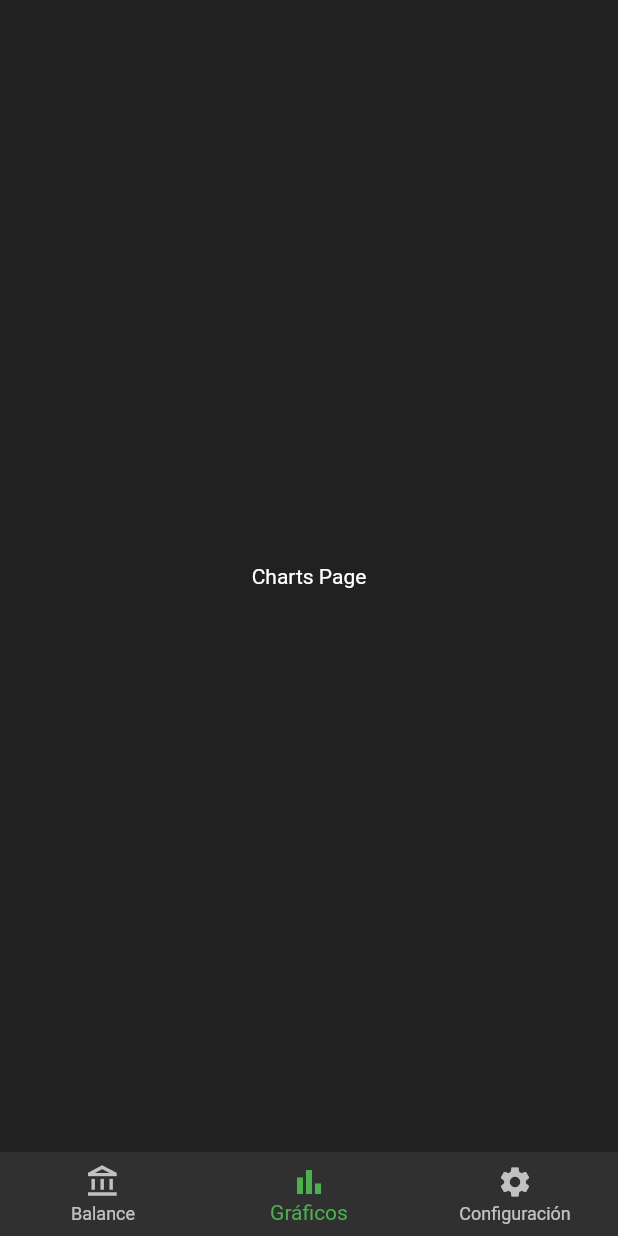
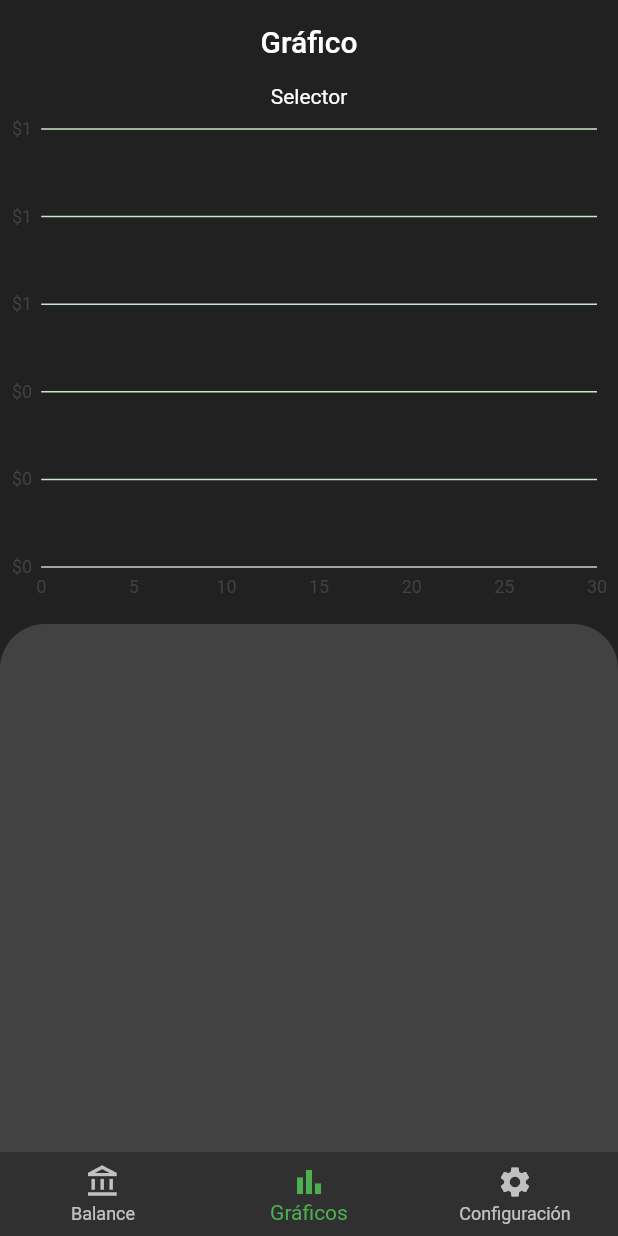
Before and after one commit to oscarvr10/Expenses-App, a Flutter app: the screen it shows after launch, item 2 of the bottom bar chosen, on a phone screen of 412 x 824 dp. Run offline on Flutter 3.47's test engine with Material 2 defaults, Android fonts, the phone set to English and light mode, and no system bars; our stand-ins replace charts_flutter, flutter_slidable, flutter_speed_dial, fluttertoast, percent_indicator, sqflite; missing offline and left inert: flutter_material_color_picker; accounts and stored records are empty.

Commit message:
Creacion de grafico lineal de gastos

```diff
--- a/lib/pages/charts_page.dart
+++ b/lib/pages/charts_page.dart
@@ -1,12 +1,52 @@
+import 'package:exp_app/widgets/charts_page_wt/chart_line.dart';
 import 'package:flutter/material.dart';
+
+import '../utils/constants.dart';
 
 class ChartsPage extends StatelessWidget {
   const ChartsPage({super.key});
 
   @override
   Widget build(BuildContext context) {
-    return const Center(
-      child: Text('Charts Page'),
+    return Scaffold(
+      backgroundColor: Theme.of(context).primaryColorDark,
+      appBar: AppBar(
+        title: const Text('Gráfico'),
+        centerTitle: true,
+        elevation: 0.0,
+      ),
+      body: CustomScrollView(
+        slivers: [
+          SliverAppBar(
+            expandedHeight: 350.0,
+            flexibleSpace: FlexibleSpaceBar(
+              background: Align(
+                alignment: Alignment.bottomCenter,
+                child: Column(
+                  mainAxisSize: MainAxisSize.min,
+                  children: const [
+                    Text('Selector'),
+                    Expanded(
+                      child: ChartLine(),
+                    ),
+                  ],
+                ),
+              ),
+            ),
+          ),
+          SliverToBoxAdapter(
+            child: Container(
+              padding: const EdgeInsets.only(top: 10.0),
+              height: 40.0,
+              color: Theme.of(context).scaffoldBackgroundColor,
+              child: Container(
+                decoration: Constants.sheetBoxDecoration(
+                    Theme.of(context).primaryColorDark),
+              ),
+            ),
+          ),
+        ],
+      ),
     );
   }
 }
--- a/lib/utils/extensions.dart
+++ b/lib/utils/extensions.dart
@@ -1,5 +1,15 @@
 import 'package:exp_app/utils/icon_list.dart';
 import 'package:flutter/material.dart';
+export 'package:exp_app/utils/extensions.dart';
+
+int daysInMonth(int month) {
+  var currentDate = DateTime.now();
+  var lastDay = month < 12
+      ? DateTime(currentDate.year, month + 1, 0)
+      : DateTime(currentDate.year + 1, 1, 0);
+
+  return lastDay.day;
+}
 
 extension ColorExtension on String {
   toColor() {
--- /dev/null
+++ b/lib/widgets/charts_page_wt/chart_line.dart
@@ -0,0 +1,200 @@
+import 'dart:math';
+import 'package:exp_app/models/expenses_model.dart';
+import 'package:exp_app/providers/expenses_provider.dart';
+import 'package:exp_app/providers/ui_provider.dart';
+import 'package:exp_app/utils/extensions.dart';
+import 'package:exp_app/utils/math_operations.dart';
+import 'package:flutter/material.dart';
+import 'package:charts_flutter/flutter.dart' as charts;
+import 'package:charts_flutter/src/text_element.dart' as txtElement;
+import 'package:charts_flutter/src/text_style.dart' as txtStyle;
+import 'package:provider/provider.dart';
+import 'package:intl/intl.dart';
+
+class ChartLine extends StatelessWidget {
+  static String? pointAmount;
+  static String? pointDay;
+
+  const ChartLine({super.key});
+
+  @override
+  Widget build(BuildContext context) {
+    var eList = context.watch<ExpensesProvider>().eList;
+    var currentMonth = context.watch<UIProvider>().selectedMonth + 1;
+    List<ExpensesModel> eModel = [];
+    Map<int, dynamic> mapExp;
+    List<double> perDayList = [];
+
+    // Chart with Map
+    mapExp = eList.fold({}, (Map<int, dynamic> map, exp) {
+      if (!map.containsKey(exp.day)) {
+        map[exp.day] = 0.0;
+      }
+      map[exp.day] += exp.expense;
+      return map;
+    });
+
+    mapExp.forEach((key, value) {
+      eModel.add(ExpensesModel(day: key, expense: value));
+    });
+
+    eModel.sort(((a, b) => a.day.compareTo(b.day))); //ordena por dias
+
+    List<charts.Series<ExpensesModel, num>> series = [
+      charts.Series<ExpensesModel, num>(
+        id: 'ExpensesPerDay',
+        domainFn: (v, i) => v.day,
+        measureFn: (v, i) => v.expense,
+        seriesColor: charts.MaterialPalette.green.shadeDefault,
+        data: eModel,
+      )
+    ];
+
+    // Chart with doubles
+    var currentDay = daysInMonth(currentMonth);
+    print(currentDay);
+
+    perDayList = List.generate(currentDay + 1, (i) {
+      return eList
+          .where((e) => e.day == i)
+          .map((e) => e.expense)
+          .fold(0.0, (previousValue, element) => previousValue + element);
+    });
+
+    List<charts.Series<double, int>> series2 = [
+      charts.Series<double, int>(
+        id: 'ExpensesPerDay',
+        domainFn: (v, i) => i!,
+        measureFn: (v, i) => v,
+        seriesColor: charts.MaterialPalette.green.shadeDefault,
+        radiusPxFn: (v, i) {
+          if (v == 0.0) return 0;
+          return 4;
+        },
+        data: perDayList,
+      )
+    ];
+
+    return SizedBox(
+      child: charts.LineChart(
+        series,
+        animate: true,
+        defaultRenderer: charts.LineRendererConfig(
+          includePoints: true,
+          includeArea: true,
+          areaOpacity: 0.2,
+        ),
+        primaryMeasureAxis: charts.NumericAxisSpec(
+          renderSpec: charts.GridlineRendererSpec(
+            lineStyle: charts.LineStyleSpec(
+              color: charts.ColorUtil.fromDartColor(Colors.green[100]!),
+            ),
+            labelAnchor: charts.TickLabelAnchor.after,
+            labelJustification: charts.TickLabelJustification.outside,
+          ),
+          tickFormatterSpec:
+              charts.BasicNumericTickFormatterSpec.fromNumberFormat(
+            NumberFormat.simpleCurrency(
+              decimalDigits: 0,
+            ),
+          ),
+          tickProviderSpec: const charts.BasicNumericTickProviderSpec(
+            desiredTickCount: 6,
+          ),
+        ),
+        domainAxis: charts.NumericAxisSpec(
+          tickProviderSpec: charts.StaticNumericTickProviderSpec(
+            [
+              const charts.TickSpec(0, label: '0'),
+              const charts.TickSpec(5, label: '5'),
+              const charts.TickSpec(10, label: '10'),
+              const charts.TickSpec(15, label: '15'),
+              const charts.TickSpec(20, label: '20'),
+              const charts.TickSpec(25, label: '25'),
+              charts.TickSpec(
+                currentDay,
+                label: currentDay.toString(),
+              )
+            ],
+          ),
+        ),
+        selectionModels: [
+          charts.SelectionModelConfig(
+            changedListener: (model) {
+              if (model.hasDatumSelection) {
+                pointAmount = getAmountFormat(model.selectedSeries[0]
+                    .measureFn(model.selectedDatum[0].index)!
+                    .toDouble());
+
+                pointDay = model.selectedSeries[0]
+                    .domainFn(model.selectedDatum[0].index)
+                    .toString();
+              }
+            },
+          ),
+        ],
+        behaviors: [
+          charts.LinePointHighlighter(
+              showHorizontalFollowLine:
+                  charts.LinePointHighlighterFollowLineType.nearest,
+              showVerticalFollowLine:
+                  charts.LinePointHighlighterFollowLineType.nearest,
+              symbolRenderer: SymbolRender()),
+          charts.SelectNearest(
+            eventTrigger: charts.SelectionTrigger.tapAndDrag,
+          ),
+        ],
+      ),
+    );
+  }
+}
+
+class SymbolRender extends charts.CircleSymbolRenderer {
+  var style = txtStyle.TextStyle();
+
+  @override
+  void paint(
+    charts.ChartCanvas canvas,
+    Rectangle<num> bounds, {
+    List<int>? dashPattern,
+    charts.Color? fillColor,
+    charts.FillPatternType? fillPattern,
+    charts.Color? strokeColor,
+    double? strokeWidthPx,
+  }) {
+    super.paint(
+      canvas,
+      bounds,
+      dashPattern: dashPattern,
+      fillColor: fillColor,
+      fillPattern: fillPattern,
+      strokeColor: strokeColor,
+      strokeWidthPx: strokeWidthPx,
+    );
+
+    canvas.drawRect(
+      Rectangle(
+        bounds.left - 25,
+        bounds.top - 25,
+        bounds.width + 48,
+        bounds.height + 28,
+      ),
+      fill: charts.ColorUtil.fromDartColor(Colors.grey[900]!),
+      stroke: charts.ColorUtil.fromDartColor(Colors.white),
+      strokeWidthPx: 1,
+    );
+
+    style.color = charts.MaterialPalette.white;
+    style.fontSize = 10;
+    style.fontWeight = 'bold';
+
+    canvas.drawText(
+      txtElement.TextElement(
+        'Día ${ChartLine.pointDay}\n${ChartLine.pointAmount}',
+        style: style,
+      ),
+      (bounds.left - 20).round(),
+      (bounds.top - 14).round(),
+    );
+  }
+}
--- a/pubspec.yaml
+++ b/pubspec.yaml
@@ -44,6 +44,7 @@ dependencies:
   fluttertoast: ^8.2.1
   flutter_slidable: ^2.0.0
   percent_indicator: ^4.2.3
+  charts_flutter: ^0.12.0
 
 dev_dependencies:
   flutter_test:
```
